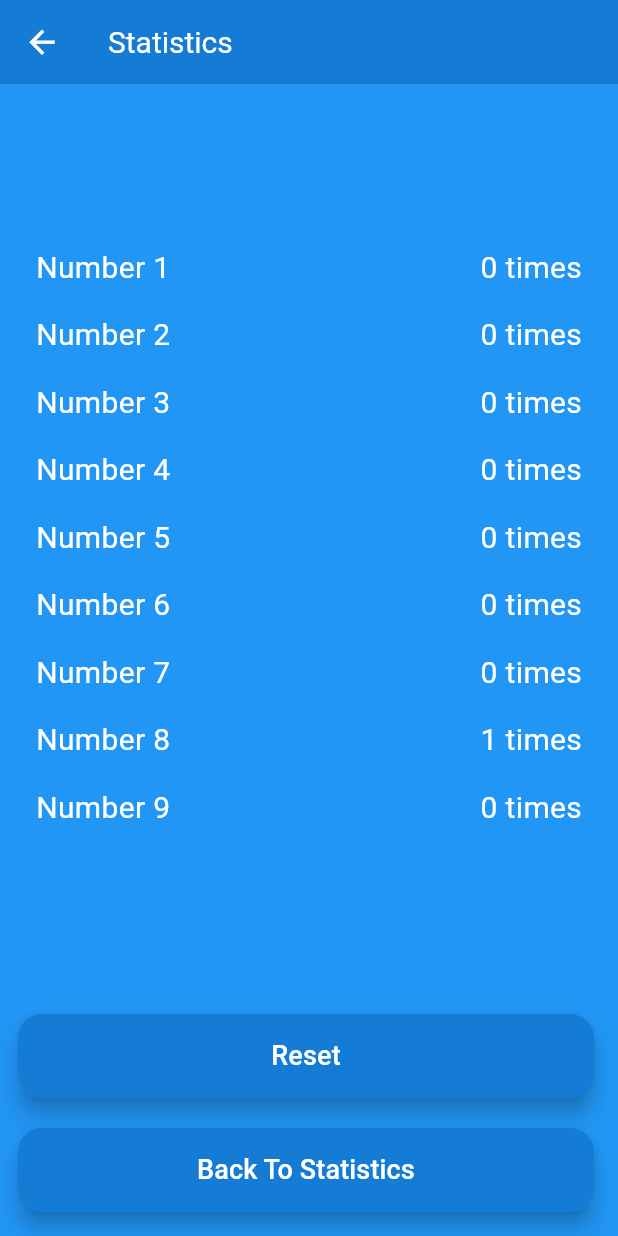
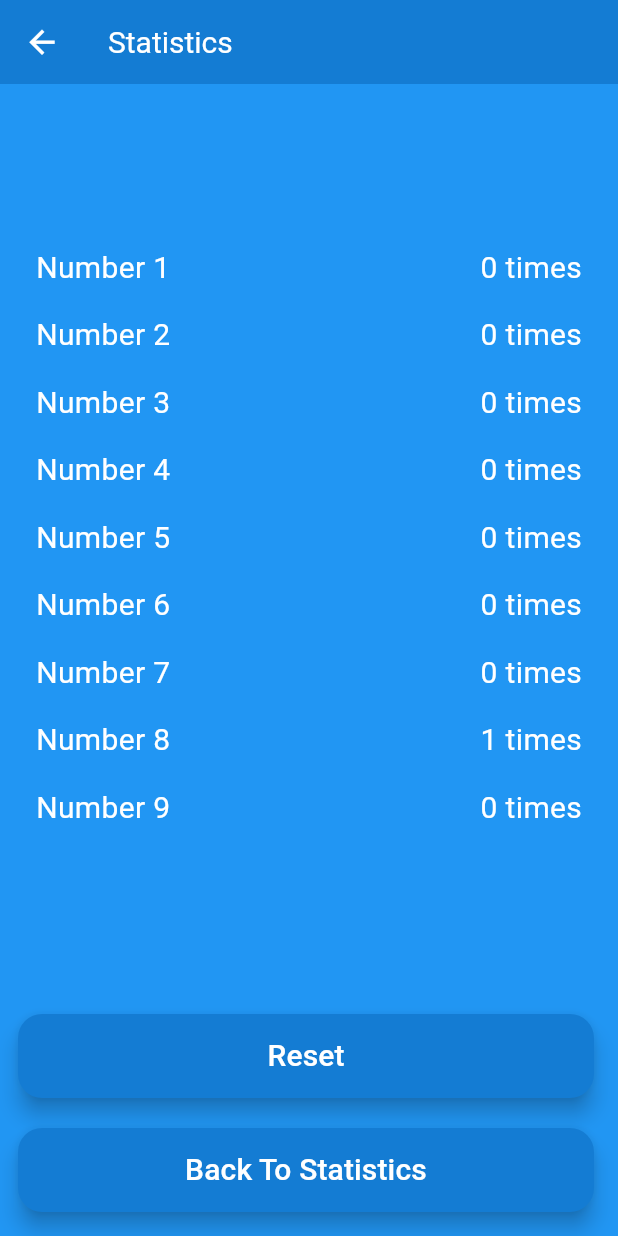
Before and after one commit to FarisZulfequar/FarisZ_Flutter_Assignment1, a Flutter app: the screen it shows after launch, after a tap on "Generate", after a tap on "View Statistics", on a phone screen of 412 x 824 dp. Run offline on Flutter 3.47's test engine with Material 3 defaults, Android fonts, the phone set to English and light mode, and no system bars.

Commit message:
made the styles for the app more consistent

```diff
--- a/lib/main.dart
+++ b/lib/main.dart
@@ -2,6 +2,11 @@ import 'package:flutter/material.dart';
 import 'dart:math';
 import 'dart:async';
 
+const textColor = Colors.white;
+const normalFontSize = 20.0;
+const appBarColor = Color(0xFF147CD3);
+const bodyAppColor = Color(0xFF2196F3);
+const buttonAppColor = Color(0xFF147CD3);
 void main() {
   runApp(const MyApp());
 }
@@ -36,7 +41,7 @@ class _MyHomePageState extends State<MyHomePage>
     with SingleTickerProviderStateMixin {
   int _randomNum = 0;
   late AnimationController _controller;
-  NumberContainer _numberContainer = NumberContainer();
+  final NumberContainer _numberContainer = NumberContainer();
 
   @override
   void initState() {
@@ -70,14 +75,14 @@ class _MyHomePageState extends State<MyHomePage>
   @override
   Widget build(BuildContext context) {
     return Scaffold(
-      backgroundColor: Color(0xFF2196F4),
+      backgroundColor: bodyAppColor,
       appBar: AppBar(
         leading: Icon(Icons.home_outlined, size: 25),
-        iconTheme: IconThemeData(color: Colors.white),
-        backgroundColor: Color(0xFF147CD4),
+        iconTheme: IconThemeData(color: textColor),
+        backgroundColor: appBarColor,
         title: Text(
           widget.title,
-          style: TextStyle(fontSize: 20, color: Colors.white),
+          style: TextStyle(fontSize: normalFontSize, color: textColor),
         ),
       ),
       body: Center(
@@ -109,7 +114,7 @@ class _MyHomePageState extends State<MyHomePage>
                 width: double.infinity,
                 child: FloatingActionButton(
                   heroTag: 'generateBtn',
-                  backgroundColor: Color(0xFF147CD4),
+                  backgroundColor: buttonAppColor,
                   onPressed: () {
                     generateRandomNumber();
                     _controller.duration = const Duration(milliseconds: 600);
@@ -119,7 +124,7 @@ class _MyHomePageState extends State<MyHomePage>
                   tooltip: 'Increment',
                   child: Text(
                     'Generate',
-                    style: TextStyle(color: Colors.white, fontSize: 18),
+                    style: TextStyle(color: textColor, fontSize: normalFontSize),
                   ),
                 ),
               ),
@@ -131,7 +136,7 @@ class _MyHomePageState extends State<MyHomePage>
                 width: double.infinity,
                 child: FloatingActionButton(
                   heroTag: 'statsBtn',
-                  backgroundColor: Color(0xFF147CD4),
+                  backgroundColor: buttonAppColor,
                   onPressed: () {
                     Navigator.of(context).push(
                       MaterialPageRoute(
@@ -144,7 +149,7 @@ class _MyHomePageState extends State<MyHomePage>
                   child: Text(
                     'View Statistics',
                     textAlign: TextAlign.center,
-                    style: TextStyle(color: Colors.white, fontSize: 18),
+                    style: TextStyle(color: textColor, fontSize: normalFontSize),
                   ),
                 ),
               ),
@@ -168,7 +173,7 @@ class MyStatisticPage extends StatefulWidget {
 }
 
 class _MyStatisticPageState extends State<MyStatisticPage> {
-  NumberContainer _numberContainer = NumberContainer();
+  final NumberContainer _numberContainer = NumberContainer();
 
 
   void _resetNumberContainerList() {
@@ -180,12 +185,12 @@ class _MyStatisticPageState extends State<MyStatisticPage> {
   @override
   Widget build(BuildContext context) {
     return Scaffold(
-      backgroundColor: Color(0xFF2196F4),
+      backgroundColor: bodyAppColor,
       appBar: AppBar(
         leading: Icon(Icons.arrow_back, size: 25),
-        iconTheme: IconThemeData(color: Colors.white),
-        backgroundColor: Color(0xFF147CD4),
-        title: Text(widget.title, style: TextStyle(fontSize: 20, color: Colors.white)),
+        iconTheme: IconThemeData(color: textColor),
+        backgroundColor: appBarColor,
+        title: Text(widget.title, style: TextStyle(fontSize: normalFontSize, color: textColor)),
       ),
       body: Center(
         widthFactor: 100,
@@ -196,39 +201,39 @@ class _MyStatisticPageState extends State<MyStatisticPage> {
             children: [
               Padding(
                 padding: const EdgeInsets.all(8.0),
-                child: Row(mainAxisAlignment: MainAxisAlignment.spaceBetween, children: [Text("Number 1", style: TextStyle(fontSize: 20, color: Colors.white),), Text("${_numberContainer.getNumberList()[0]} times", style: TextStyle(fontSize: 20, color: Colors.white)),]),
+                child: Row(mainAxisAlignment: MainAxisAlignment.spaceBetween, children: [Text("Number 1", style: TextStyle(fontSize: normalFontSize, color: textColor),), Text("${_numberContainer.getNumberList()[0]} times", style: TextStyle(fontSize: normalFontSize, color: textColor)),]),
               ),
               Padding(
                 padding: const EdgeInsets.all(8.0),
-                child: Row(mainAxisAlignment: MainAxisAlignment.spaceBetween, children: [Text("Number 2", style: TextStyle(fontSize: 20, color: Colors.white),), Text("${_numberContainer.getNumberList()[1]} times", style: TextStyle(fontSize: 20, color: Colors.white))]),
+                child: Row(mainAxisAlignment: MainAxisAlignment.spaceBetween, children: [Text("Number 2", style: TextStyle(fontSize: normalFontSize, color: textColor),), Text("${_numberContainer.getNumberList()[1]} times", style: TextStyle(fontSize: normalFontSize, color: textColor))]),
               ),
               Padding(
                 padding: const EdgeInsets.all(8.0),
-                child: Row(mainAxisAlignment: MainAxisAlignment.spaceBetween, children: [Text("Number 3", style: TextStyle(fontSize: 20, color: Colors.white),), Text("${_numberContainer.getNumberList()[2]} times", style: TextStyle(fontSize: 20, color: Colors.white))]),
+                child: Row(mainAxisAlignment: MainAxisAlignment.spaceBetween, children: [Text("Number 3", style: TextStyle(fontSize: normalFontSize, color: textColor),), Text("${_numberContainer.getNumberList()[2]} times", style: TextStyle(fontSize: normalFontSize, color: textColor))]),
               ),
               Padding(
                 padding: const EdgeInsets.all(8.0),
-                child: Row(mainAxisAlignment: MainAxisAlignment.spaceBetween, children: [Text("Number 4", style: TextStyle(fontSize: 20, color: Colors.white),), Text("${_numberContainer.getNumberList()[3]} times", style: TextStyle(fontSize: 20, color: Colors.white))]),
+                child: Row(mainAxisAlignment: MainAxisAlignment.spaceBetween, children: [Text("Number 4", style: TextStyle(fontSize: normalFontSize, color: textColor),), Text("${_numberContainer.getNumberList()[3]} times", style: TextStyle(fontSize: normalFontSize, color: textColor))]),
               ),
               Padding(
                 padding: const EdgeInsets.all(8.0),
-                child: Row(mainAxisAlignment: MainAxisAlignment.spaceBetween, children: [Text("Number 5", style: TextStyle(fontSize: 20, color: Colors.white),), Text("${_numberContainer.getNumberList()[4]} times", style: TextStyle(fontSize: 20, color: Colors.white))]),
+                child: Row(mainAxisAlignment: MainAxisAlignment.spaceBetween, children: [Text("Number 5", style: TextStyle(fontSize: normalFontSize, color: textColor),), Text("${_numberContainer.getNumberList()[4]} times", style: TextStyle(fontSize: normalFontSize, color: textColor))]),
               ),
               Padding(
                 padding: const EdgeInsets.all(8.0),
-                child: Row(mainAxisAlignment: MainAxisAlignment.spaceBetween, children: [Text("Number 6", style: TextStyle(fontSize: 20, color: Colors.white),), Text("${_numberContainer.getNumberList()[5]} times", style: TextStyle(fontSize: 20, color: Colors.white))]),
+                child: Row(mainAxisAlignment: MainAxisAlignment.spaceBetween, children: [Text("Number 6", style: TextStyle(fontSize: normalFontSize, color: textColor),), Text("${_numberContainer.getNumberList()[5]} times", style: TextStyle(fontSize: normalFontSize, color: textColor))]),
               ),
               Padding(
                 padding: const EdgeInsets.all(8.0),
-                child: Row(mainAxisAlignment: MainAxisAlignment.spaceBetween, children: [Text("Number 7", style: TextStyle(fontSize: 20, color: Colors.white),), Text("${_numberContainer.getNumberList()[6]} times", style: TextStyle(fontSize: 20, color: Colors.white))]),
+                child: Row(mainAxisAlignment: MainAxisAlignment.spaceBetween, children: [Text("Number 7", style: TextStyle(fontSize: normalFontSize, color: textColor),), Text("${_numberContainer.getNumberList()[6]} times", style: TextStyle(fontSize: normalFontSize, color: textColor))]),
               ),
               Padding(
                 padding: const EdgeInsets.all(8.0),
-                child: Row(mainAxisAlignment: MainAxisAlignment.spaceBetween, children: [Text("Number 8", style: TextStyle(fontSize: 20, color: Colors.white),), Text("${_numberContainer.getNumberList()[7]} times", style: TextStyle(fontSize: 20, color: Colors.white))]),
+                child: Row(mainAxisAlignment: MainAxisAlignment.spaceBetween, children: [Text("Number 8", style: TextStyle(fontSize: normalFontSize, color: textColor),), Text("${_numberContainer.getNumberList()[7]} times", style: TextStyle(fontSize: normalFontSize, color: textColor))]),
               ),
               Padding(
                 padding: const EdgeInsets.all(8.0),
-                child: Row(mainAxisAlignment: MainAxisAlignment.spaceBetween, children: [Text("Number 9", style: TextStyle(fontSize: 20, color: Colors.white),), Text("${_numberContainer.getNumberList()[8]} times", style: TextStyle(fontSize: 20, color: Colors.white))]),
+                child: Row(mainAxisAlignment: MainAxisAlignment.spaceBetween, children: [Text("Number 9", style: TextStyle(fontSize: normalFontSize, color: textColor),), Text("${_numberContainer.getNumberList()[8]} times", style: TextStyle(fontSize: normalFontSize, color: textColor))]),
               )
             ],
           ),
@@ -244,14 +249,14 @@ class _MyStatisticPageState extends State<MyStatisticPage> {
                 width: double.infinity,
                 child: FloatingActionButton(
                   heroTag: 'resetBtn',
-                  backgroundColor: Color(0xFF147CD4),
+                  backgroundColor: buttonAppColor,
                   onPressed: () {
                     _resetNumberContainerList();
                   },
                   tooltip: 'Reset',
                   child: Text(
                     'Reset',
-                    style: TextStyle(color: Colors.white, fontSize: 18),
+                    style: TextStyle(color: textColor, fontSize: normalFontSize),
                   ),
                 ),
               ),
@@ -263,7 +268,7 @@ class _MyStatisticPageState extends State<MyStatisticPage> {
                 width: double.infinity,
                 child: FloatingActionButton(
                   heroTag: 'BackToGenerateBtn',
-                  backgroundColor: Color(0xFF147CD4),
+                  backgroundColor: buttonAppColor,
                   onPressed: () {
                     Navigator.of(context).pop();
                   },
@@ -271,7 +276,7 @@ class _MyStatisticPageState extends State<MyStatisticPage> {
                   child: Text(
                     'Back To Statistics',
                     textAlign: TextAlign.center,
-                    style: TextStyle(color: Colors.white, fontSize: 18),
+                    style: TextStyle(color: textColor, fontSize: normalFontSize),
                   ),
                 ),
               ),
@@ -287,7 +292,7 @@ class _MyStatisticPageState extends State<MyStatisticPage> {
 // NumberContainer class
 // -------------------------------
 class NumberContainer {
-  static List<int> _numberList = [0, 0, 0, 0, 0, 0, 0, 0, 0];
+  static final List<int> _numberList = [0, 0, 0, 0, 0, 0, 0, 0, 0];
 
   NumberContainer();
 
```
